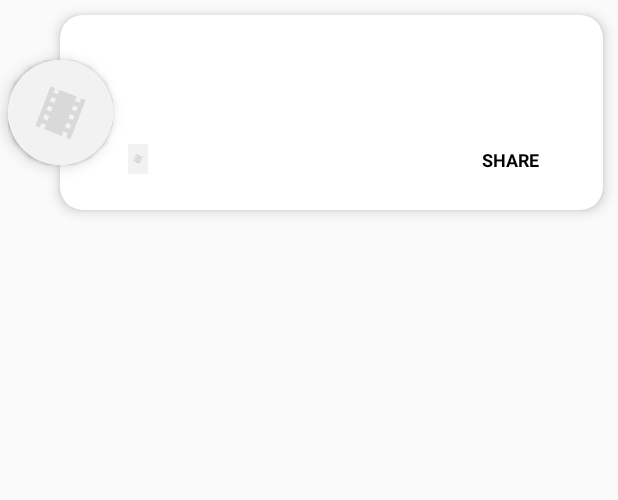
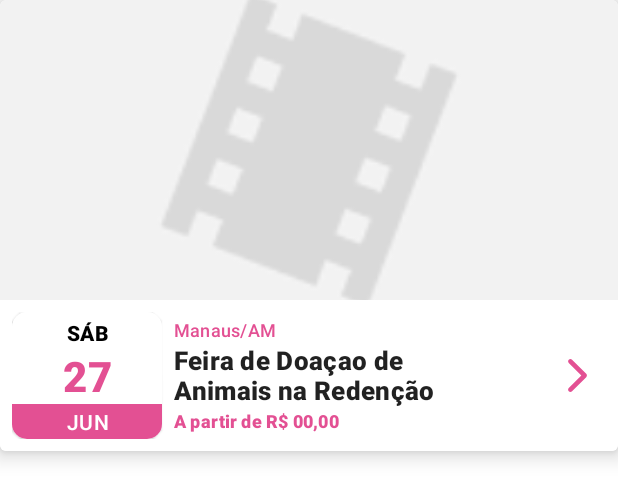
Before and after one commit to JonathanSouzaJFS/JFEventos, an Android app: the layout item_event.xml on its own in the app's theme, with its tools: preview values and no code run, on a phone screen of 412 x 824 dp. Shown: the top 500 px of the screen. Run offline under Robolectric (Android 15) with nearby library versions, the phone set to English and light mode, and no system bars.

Commit message:
Refactoring the event item layout

```diff
--- /dev/null
+++ b/app/src/main/res/drawable/ic_arrow_to_right.xml
@@ -0,0 +1,9 @@
+<vector xmlns:android="http://schemas.android.com/apk/res/android"
+    android:width="512dp"
+    android:height="512dp"
+    android:viewportWidth="451.846"
+    android:viewportHeight="451.847">
+  <path
+      android:pathData="M345.441,248.292L151.154,442.573c-12.359,12.365 -32.397,12.365 -44.75,0c-12.354,-12.354 -12.354,-32.391 0,-44.744L278.318,225.92L106.409,54.017c-12.354,-12.359 -12.354,-32.394 0,-44.748c12.354,-12.359 32.391,-12.359 44.75,0l194.287,194.284c6.177,6.18 9.262,14.271 9.262,22.366C354.708,234.018 351.617,242.115 345.441,248.292z"
+      android:fillColor="#e35093"/>
+</vector>
--- a/app/src/main/res/layout/item_event.xml
+++ b/app/src/main/res/layout/item_event.xml
@@ -11,126 +11,139 @@
             type="com.example.jfeventos.model.Event" />
     </data>
 
-    <androidx.coordinatorlayout.widget.CoordinatorLayout
+    <com.google.android.material.card.MaterialCardView
         android:layout_width="match_parent"
-        android:layout_height="155dp">
+        android:layout_height="wrap_content"
+        android:layout_marginBottom="10dp"
+        app:cardBackgroundColor="@android:color/white"
+        app:cardElevation="8dp"
+        app:cardPreventCornerOverlap="true">
 
-        <RelativeLayout
-            android:id="@+id/shape_layout"
-            android:layout_width="70dp"
-            android:layout_height="70dp"
-            android:layout_centerHorizontal="true"
-            android:layout_centerVertical="true"
-            android:background="@drawable/circle"
-            android:elevation="6dp"
-            app:layout_anchor="@id/cardView"
-            app:layout_anchorGravity="left|center">
-
-            <androidx.cardview.widget.CardView
-                android:id="@+id/cv_photo"
-                android:layout_width="70dp"
-                android:layout_height="70dp"
-                android:layout_centerHorizontal="true"
-                android:layout_centerVertical="true"
-                app:cardCornerRadius="35dp">
+        <LinearLayout
+            android:layout_width="match_parent"
+            android:layout_height="wrap_content"
+            android:orientation="vertical">
 
             <ImageView
-                    android:id="@+id/imageEvent"
+                android:id="@+id/product_image"
                 android:layout_width="match_parent"
-                    android:layout_height="match_parent"
+                android:layout_height="200dp"
                 android:scaleType="centerCrop"
                 android:src="@drawable/placeholder"
                 bind:picassoLoad="@{event.image}" />
-            </androidx.cardview.widget.CardView>
-        </RelativeLayout>
 
-        <androidx.cardview.widget.CardView
-            android:id="@+id/cardView"
+            <RelativeLayout
                 android:layout_width="match_parent"
-            android:layout_height="130dp"
-            android:layout_marginStart="40dp"
-            android:layout_marginLeft="40dp"
-            android:layout_marginTop="10dp"
-            android:layout_marginEnd="10dp"
-            android:layout_marginRight="10dp"
-            app:cardCornerRadius="15dp"
-            app:cardElevation="5dp">
+                android:layout_height="wrap_content"
+                android:background="@color/colorWhite"
+                android:padding="8dp">
 
-            <androidx.constraintlayout.widget.ConstraintLayout
+                <com.google.android.material.card.MaterialCardView
+                    android:id="@+id/cardview"
+                    android:layout_width="100dp"
+                    android:layout_height="wrap_content"
+                    android:layout_alignParentStart="true"
+                    app:cardCornerRadius="10dp">
+
+                    <LinearLayout
                         android:layout_width="match_parent"
-                android:layout_height="match_parent"
-                android:background="@android:color/transparent">
+                        android:layout_height="wrap_content"
+                        android:background="@color/colorWhite"
+                        android:orientation="vertical">
 
-                <androidx.appcompat.widget.AppCompatTextView
-                    android:id="@+id/titleEvent"
-                    android:layout_width="0dp"
+                        <TextView
+                            android:layout_width="match_parent"
                             android:layout_height="wrap_content"
-                    android:layout_marginStart="42dp"
-                    android:layout_marginLeft="40dp"
-                    android:layout_marginTop="16dp"
-                    android:textColor="@color/titleColor"
-                    android:textSize="21sp"
+                            android:layout_marginTop="4dp"
+                            android:gravity="center"
+                            android:text="SÁB"
+                            android:textAppearance="?attr/textAppearanceHeadline6"
+                            android:textColor="@color/colorBlack"
+                            android:textSize="14sp"
+                            android:textStyle="bold" />
+
+                        <TextView
+                            android:layout_width="match_parent"
+                            android:layout_height="wrap_content"
+                            android:gravity="center"
+                            android:text="27"
+                            android:textAppearance="?attr/textAppearanceHeadline6"
+                            android:textColor="#E35093"
+                            android:textSize="28sp"
+                            android:textStyle="bold" />
+
+                        <LinearLayout
+                            android:layout_width="match_parent"
+                            android:layout_height="wrap_content"
+                            android:background="#E35093"
+                            android:orientation="vertical">
+
+                            <TextView
+                                android:layout_width="match_parent"
+                                android:layout_height="wrap_content"
+                                android:gravity="center"
+                                android:padding="2dp"
+                                android:text="JUN"
+                                android:textAppearance="?attr/textAppearanceHeadline6"
+                                android:textColor="@color/colorWhite"
+                                android:textSize="14sp" />
+                        </LinearLayout>
+                    </LinearLayout>
+                </com.google.android.material.card.MaterialCardView>
+
+                <LinearLayout
+                    android:id="@+id/component"
+                    android:layout_width="200dp"
+                    android:layout_height="wrap_content"
+                    android:layout_centerVertical="true"
+                    android:layout_marginStart="8dp"
+                    android:layout_toEndOf="@id/cardview"
+                    android:orientation="vertical">
+
+                    <TextView
+                        android:id="@+id/eventCityState"
+                        android:layout_width="200dp"
+                        android:layout_height="wrap_content"
+                        android:text="Manaus/AM"
+                        android:textAppearance="?attr/textAppearanceHeadline6"
+                        android:textColor="#E35093"
+                        android:textSize="12sp" />
+
+                    <TextView
+                        android:id="@+id/eventTitle"
+                        android:layout_width="200dp"
+                        android:layout_height="wrap_content"
+                        android:text="Feira de Doaçao de Animais na Redenção"
+                        android:textAppearance="?attr/textAppearanceHeadline6"
+                        android:textSize="17sp"
                         android:textStyle="bold"
-                    app:layout_constraintEnd_toEndOf="parent"
-                    app:layout_constraintStart_toStartOf="parent"
-                    app:layout_constraintTop_toTopOf="parent"
                         tools:text="@{event.title}" />
 
-                <androidx.appcompat.widget.AppCompatTextView
-                    android:id="@+id/descriptionEvent"
-                    android:layout_width="0dp"
+                    <TextView
+                        android:id="@+id/eventPrice"
+                        android:layout_width="200dp"
                         android:layout_height="wrap_content"
-                    android:layout_marginStart="6dp"
-                    android:layout_marginLeft="6dp"
-                    android:layout_marginTop="8dp"
-                    android:text="@{event.description}"
+                        android:text="A partir de R$ 00,00"
+                        android:textAppearance="?attr/textAppearanceHeadline6"
+                        android:textColor="#E35093"
                         android:textSize="12sp"
                         android:textStyle="bold"
-                    app:layout_constraintEnd_toEndOf="parent"
-                    app:layout_constraintStart_toStartOf="@+id/titleEvent"
-                    app:layout_constraintTop_toBottomOf="@+id/titleEvent" />
+                        tools:text="@{`A partir de R$ ` + event.price}" />
+
+                </LinearLayout>
 
                 <ImageView
-                    android:id="@+id/iconCommentsEvent"
-                    android:layout_width="20dp"
+                    android:id="@+id/eventArrow"
+                    android:layout_width="22dp"
                     android:layout_height="20dp"
-                    android:layout_marginStart="42dp"
-                    android:layout_marginLeft="42dp"
-                    android:layout_marginBottom="24dp"
-                    android:src="@drawable/placeholder"
-                    android:textSize="12sp"
-                    android:textStyle="bold"
-                    app:layout_constraintBottom_toBottomOf="parent"
-                    app:layout_constraintStart_toStartOf="parent" />
+                    android:layout_alignBottom="@id/cardview"
+                    android:layout_alignParentTop="true"
+                    android:layout_alignParentEnd="true"
+                    android:layout_marginEnd="8dp"
+                    android:src="@drawable/ic_arrow_to_right"
+                    android:textAppearance="?attr/textAppearanceBody2" />
 
-                <androidx.appcompat.widget.AppCompatTextView
-                    android:id="@+id/commentsEvent"
-                    android:layout_width="wrap_content"
-                    android:layout_height="wrap_content"
-                    android:layout_marginStart="4dp"
-                    android:layout_marginLeft="40dp"
-                    android:text="@{event.date.toString()}"
-                    android:textSize="12sp"
-                    android:textStyle="bold"
-                    app:layout_constraintBottom_toBottomOf="@+id/iconCommentsEvent"
-                    app:layout_constraintStart_toEndOf="@+id/iconCommentsEvent"
-                    app:layout_constraintTop_toTopOf="@+id/iconCommentsEvent" />
-
-                <androidx.appcompat.widget.AppCompatTextView
-                    android:id="@+id/shareEvent"
-                    android:layout_width="wrap_content"
-                    android:layout_height="wrap_content"
-                    android:layout_marginEnd="42dp"
-                    android:layout_marginRight="42dp"
-                    android:text="SHARE"
-                    android:textColor="@color/colorBlack"
-                    android:textSize="12sp"
-                    android:textStyle="bold"
-                    app:layout_constraintBottom_toBottomOf="@+id/iconCommentsEvent"
-                    app:layout_constraintEnd_toEndOf="parent"
-                    app:layout_constraintTop_toTopOf="@+id/iconCommentsEvent" />
-
-            </androidx.constraintlayout.widget.ConstraintLayout>
-        </androidx.cardview.widget.CardView>
-    </androidx.coordinatorlayout.widget.CoordinatorLayout>
+            </RelativeLayout>
+        </LinearLayout>
+    </com.google.android.material.card.MaterialCardView>
 </layout>
--- a/app/src/main/res/values/styles.xml
+++ b/app/src/main/res/values/styles.xml
@@ -1,8 +1,8 @@
 <resources>
     <!-- Base application theme. -->
-    <style name="AppTheme" parent="Theme.AppCompat.Light.DarkActionBar">
+    <style name="AppTheme" parent="Theme.MaterialComponents.Light.DarkActionBar">
         <!-- Customize your theme here. -->
-        <item name="colorPrimary">@color/colorPrimary</item>
+        <item name="colorPrimary">#E35093</item>
         <item name="colorPrimaryDark">@color/colorPrimaryDark</item>
         <item name="colorAccent">@color/colorAccent</item>
     </style>
```
Lines whose indentation alone changed are shown as unchanged.
